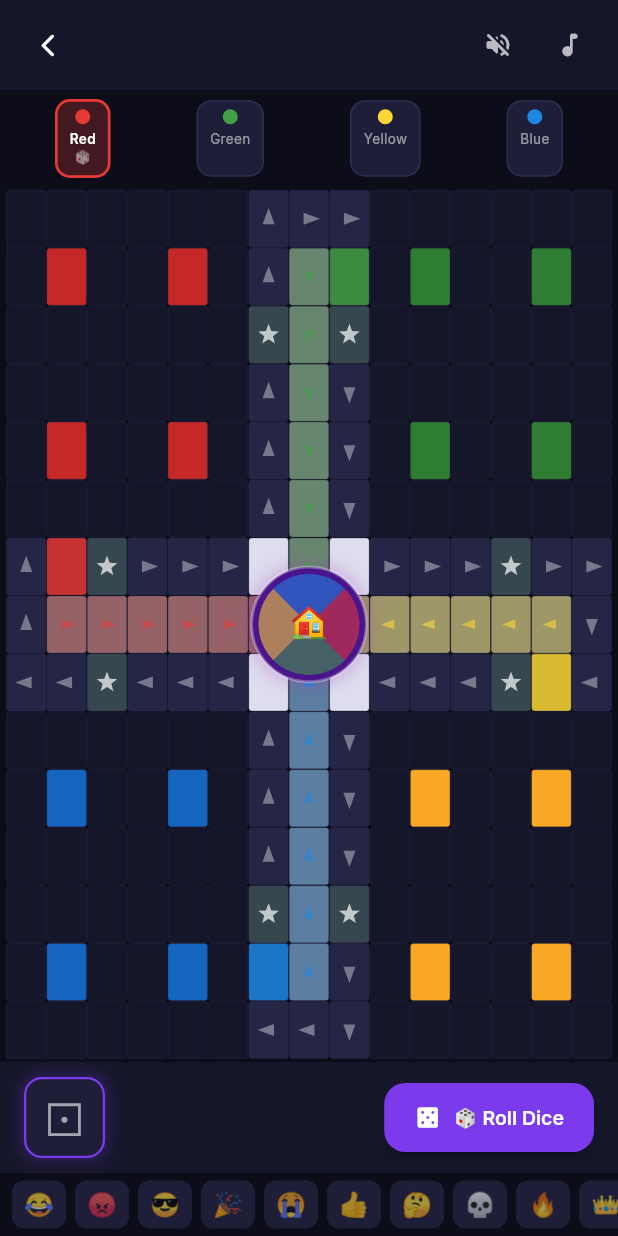
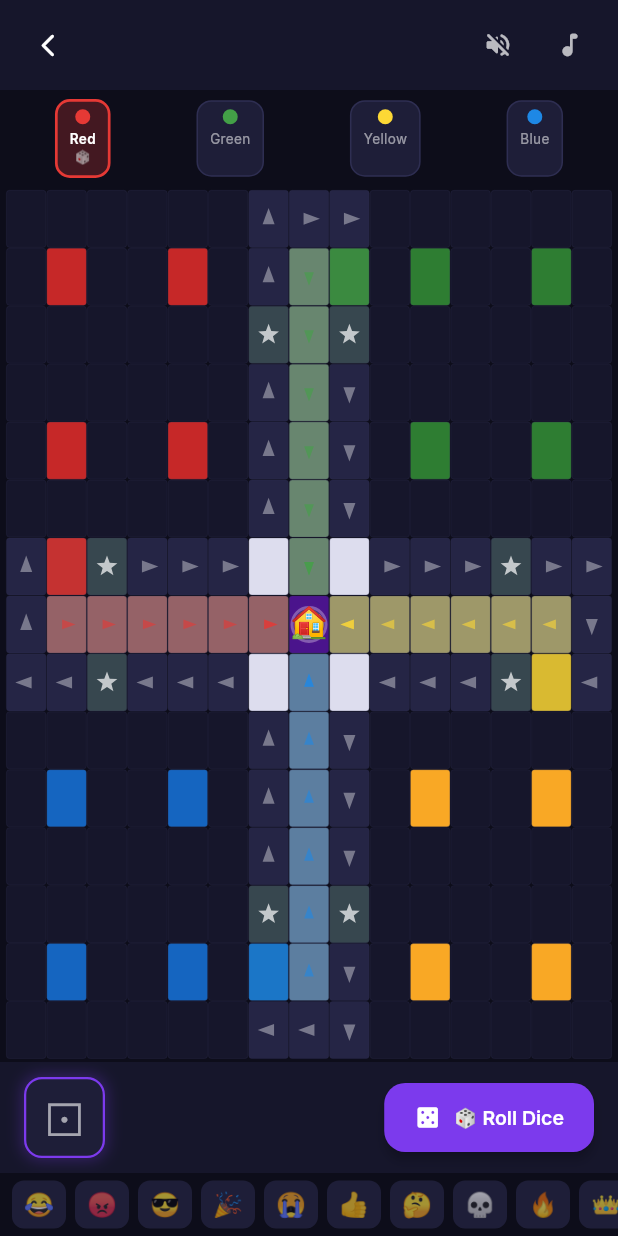
Before and after one commit to Oluyemisi-Awolade/LUDO-PRO-MAX, a Flutter app: the GameScreen screen opened directly, after a tap on the "volume up" icon, on a phone screen of 412 x 824 dp. Run offline on Flutter 3.47's test engine with Material 3 defaults, Android fonts, the phone set to English and light mode, and no system bars; our stand-ins replace audioplayers, flutter_animate, flutter_riverpod, google_fonts, shared_preferences; accounts and stored records are empty.

Commit message:
Refactor home circle drawing and wedge colors

```diff
--- a/lib/widgets/board_painter.dart
+++ b/lib/widgets/board_painter.dart
@@ -177,33 +177,43 @@ class BoardPainter extends CustomPainter {
       }
     }
 
-    // ── Draw centre home as large circle covering junction gap ────────────────
-    // The circle covers the adjacent junction cells so there is no visible gap
+    // ── Draw centre home as a circle sized to fit within its own cell ─────────
+    // Kept small on purpose so it never bleeds into the 6th house-path cell
+    // of any colour's column — those are painted as part of the cell loop
+    // above and must stay fully visible.
     final homeCx = 7 * cw + cw / 2;
     final homeCy = 7 * ch + ch / 2;
-    final homeR  = cw * 1.42; // covers from centre into adjacent hp cells
+    final homeR  = cw * 0.42; // safely inside the centre cell, no overlap
 
-    // Outer glow
-    canvas.drawCircle(Offset(homeCx, homeCy), homeR + 2,
+    // Outer glow — tight radius/blur so it doesn't spill onto neighbours
+    canvas.drawCircle(Offset(homeCx, homeCy), homeR,
         Paint()
-          ..color = Colors.purple.withOpacity(0.3)
-          ..maskFilter = const MaskFilter.blur(BlurStyle.normal, 6));
+          ..color = Colors.purple.withOpacity(0.2)
+          ..maskFilter = const MaskFilter.blur(BlurStyle.normal, 1.5));
 
     // Main circle
     canvas.drawCircle(Offset(homeCx, homeCy), homeR,
         Paint()..color = AppColors.boardHome);
 
-    // Multi-coloured wedges (like physical board centre star)
+    // Multi-coloured wedges (like physical board centre star) — each wedge
+    // points toward the side of the hub where that colour's own home column
+    // physically sits, not just a fixed clockwise order.
     final wedgePaint = Paint()..style = PaintingStyle.fill;
     const wedgeColors = [
-      Color(0xFFE53935), // Red
-      Color(0xFF43A047), // Green
-      Color(0xFFFDD835), // Yellow
-      Color(0xFF1E88E5), // Blue
+      Color(0xFFE53935), // Red    (column sits west of centre)
+      Color(0xFF43A047), // Green  (column sits north of centre)
+      Color(0xFFFDD835), // Yellow (column sits east of centre)
+      Color(0xFF1E88E5), // Blue   (column sits south of centre)
+    ];
+    const wedgeCenterAngles = [
+      math.pi,        // Red    -> west
+      -math.pi / 2,   // Green  -> north
+      0.0,            // Yellow -> east
+      math.pi / 2,    // Blue   -> south
     ];
     for (int i = 0; i < 4; i++) {
       wedgePaint.color = wedgeColors[i].withOpacity(0.55);
-      final startAngle = (i * math.pi / 2) - math.pi / 4;
+      final startAngle = wedgeCenterAngles[i] - math.pi / 4;
       canvas.drawArc(
         Rect.fromCircle(center: Offset(homeCx, homeCy), radius: homeR * 0.88),
         startAngle, math.pi / 2, true, wedgePaint,
```
